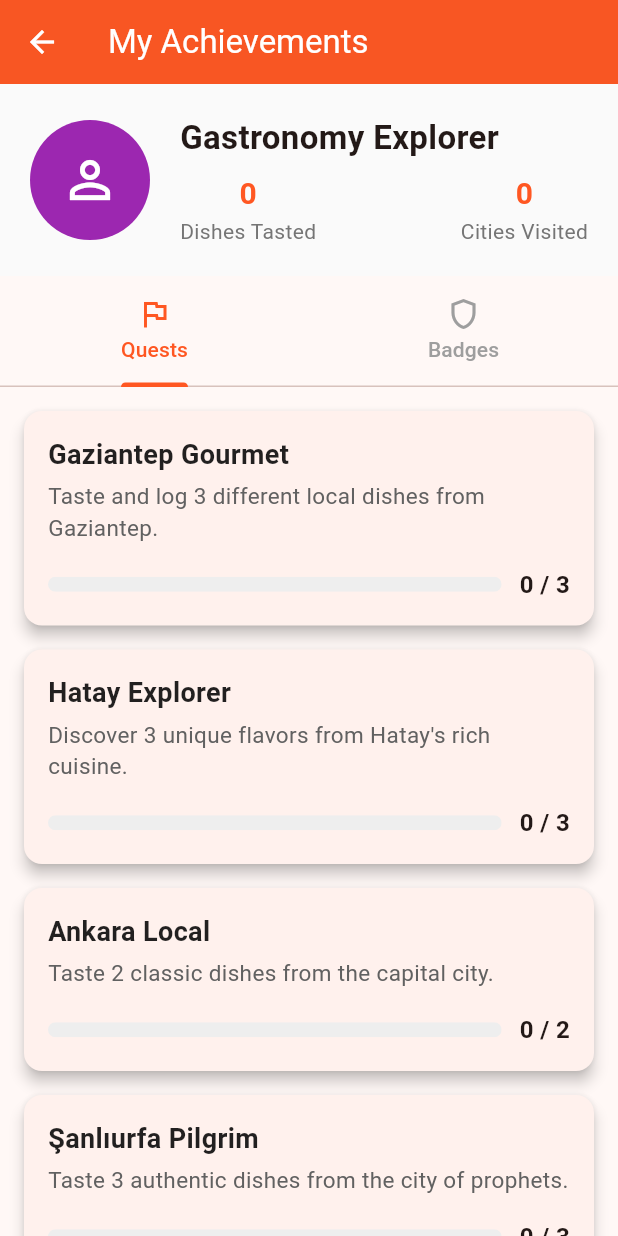
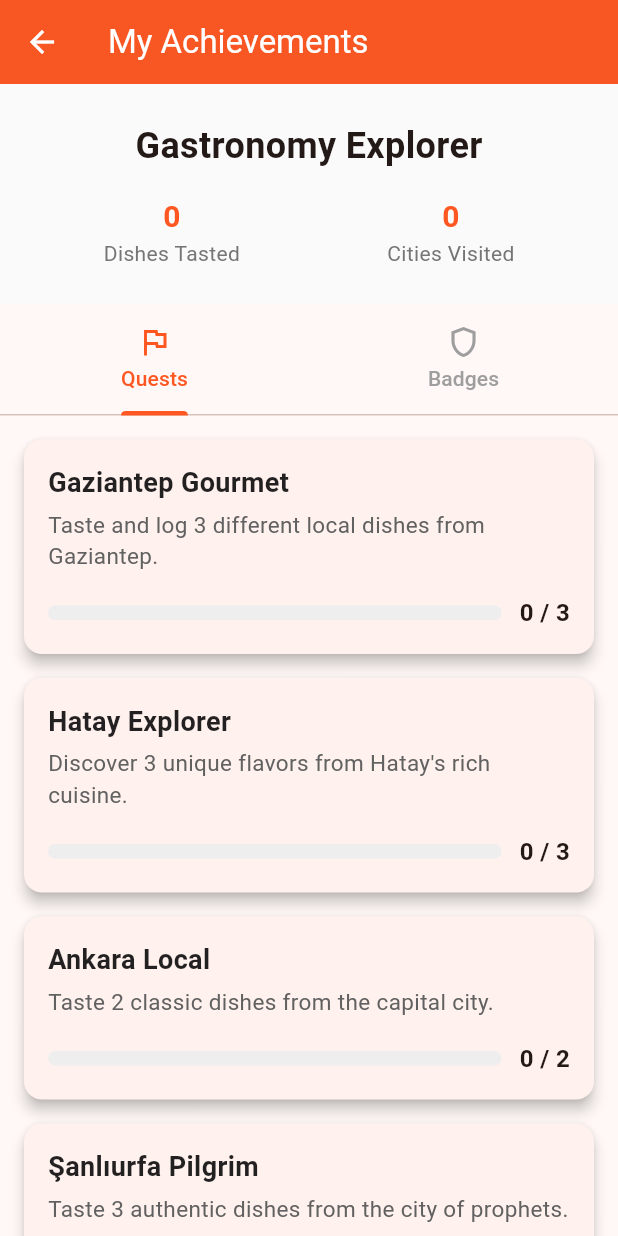
Before and after one commit to Enesb06/Sofra, a Flutter app: the screen it shows after launch, item 3 of the bottom bar chosen, after a tap on "Achievements", on a phone screen of 412 x 824 dp. Run offline on Flutter 3.47's test engine with Material 3 defaults, Android fonts, the phone set to English and light mode, and no system bars; our stand-ins replace audioplayers, cached_network_image, camera, dots_indicator, flutter_dotenv, geolocator and 7 more; missing offline and left inert: google_mlkit_text_recognition, tflite_flutter; accounts and stored records are empty.

Commit message:
buglar fixlendi

```diff
--- a/dishai/lib/main.dart
+++ b/dishai/lib/main.dart
@@ -62,10 +62,19 @@ class DishAI extends StatelessWidget {
         ),
 
         // Seçili chiplerin ve sekmelerin renklerini ayarlıyoruz.
-        chipTheme: ChipThemeData(
-          selectedColor: primaryOrange.withOpacity(0.15),
+       chipTheme: ChipThemeData(
+          // Seçili chip'in arkaplan rengi
+          selectedColor: primaryOrange.withOpacity(0.20),
+          // Seçili chip'in metin ve ikon rengi
+          labelStyle: TextStyle(fontWeight: FontWeight.bold, color: Colors.grey.shade800),
+          secondaryLabelStyle: TextStyle(fontWeight: FontWeight.bold, color: primaryOrange),
+          // Seçili olmayan chip'in arkaplan rengi
+          backgroundColor: Colors.grey.shade100,
+          // Seçili olmayan chip'in kenarlık rengi
+          side: BorderSide(color: Colors.grey.shade300),
+          // Seçili chip'teki tik işareti rengi
           checkmarkColor: primaryOrange,
-          labelStyle: const TextStyle(fontWeight: FontWeight.w500),
+          padding: const EdgeInsets.symmetric(horizontal: 12, vertical: 8),
         ),
         tabBarTheme: TabBarThemeData(
           labelColor: Colors.white,
--- a/dishai/lib/screens/quests_page.dart
+++ b/dishai/lib/screens/quests_page.dart
@@ -104,35 +104,25 @@ class _QuestsPageState extends State<QuestsPage> with TickerProviderStateMixin {
 
    Widget _buildProfileHeader() {
     return Container(
-      padding: const EdgeInsets.all(20.0),
+      width: double.infinity, // Genişliğin tüm alanı kaplamasını sağla
+      padding: const EdgeInsets.symmetric(vertical: 24.0, horizontal: 20.0),
       color: Colors.grey.shade50,
-      child: Row(
-        children: [
-          const CircleAvatar(
-            radius: 40,
-            backgroundColor: Colors.purple,
-            child: Icon(Icons.person_outline, size: 40, color: Colors.white),
-          ),
-          const SizedBox(width: 20),
-          Expanded(
-            child: Column(
-              crossAxisAlignment: CrossAxisAlignment.start,
+      child: Column( // Ana widget'ı Row yerine Column yapıyoruz
+        crossAxisAlignment: CrossAxisAlignment.center, // İçeriği ortala
         children: [
           const Text(
             'Gastronomy Explorer',
-                  style: TextStyle(fontSize: 22, fontWeight: FontWeight.bold),
+            style: TextStyle(fontSize: 24, fontWeight: FontWeight.bold),
           ),
-                const SizedBox(height: 8),
+          const SizedBox(height: 16),
           Row(
-                  mainAxisAlignment: MainAxisAlignment.spaceBetween,
+            // İstatistikleri iki yana yaslamak için MainAxisAlignment.spaceAround kullanıyoruz
+            mainAxisAlignment: MainAxisAlignment.spaceAround,
             children: [
               _StatItem(count: _stats?['totalDishes'] ?? 0, label: 'Dishes Tasted'),
               _StatItem(count: _stats?['citiesVisited'] ?? 0, label: 'Cities Visited'),
             ],
           ),
-              ],
-            ),
-          )
         ],
       ),
     );
@@ -160,6 +150,7 @@ class _QuestsPageState extends State<QuestsPage> with TickerProviderStateMixin {
         crossAxisCount: 3,
         crossAxisSpacing: 16,
         mainAxisSpacing: 16,
+        childAspectRatio: 0.8,
       ),
       itemCount: allBadges.length,
       itemBuilder: (context, index) {
@@ -203,28 +194,28 @@ class _BadgeCard extends StatelessWidget {
       },
       borderRadius: BorderRadius.circular(12),
       child: Column(
-        mainAxisAlignment: MainAxisAlignment.center,
+        // mainAxisAlignment: MainAxisAlignment.center, // Bunu kaldırıyoruz, Expanded yönetecek
         children: [
-          Stack(
+          // Rozet görselinin kaplayacağı alanı esnek hale getiriyoruz.
+          Expanded(
+            flex: 3, // Görsel, metne göre 3 kat daha fazla yer kaplasın
+            child: AspectRatio(
+              aspectRatio: 1.0, // Görselin kendisi kare olsun
+              child: Stack(
                 alignment: Alignment.center,
+                fit: StackFit.expand, // Stack'in içindekiler alanı doldursun
                 children: [
-              // KATMAN 1: Her zaman rozetin kilidi AÇIK ve RENKLİ halini göster.
-              Image.asset(
+                  Padding(
+                    padding: const EdgeInsets.all(4.0), // Kenarlardan hafif boşluk
+                    child: Image.asset(
                       badge.unlockedAssetPath,
-                height: 80,
-                width: 80,
                     ),
-
-              // KATMAN 2: Eğer rozet kilitliyse, üzerine şeffaf bir kilit ikonu koy.
+                  ),
                   if (!isUnlocked)
                     Container(
-                  width: 80,
-                  height: 80,
                       decoration: BoxDecoration(
-                    // Rozetin şekline tam oturması için
                         shape: BoxShape.circle,
-                    // Yarı şeffaf siyah bir katman
-                    color: Colors.black.withOpacity(0.4),
+                        color: Colors.black.withOpacity(0.5),
                       ),
                       child: Icon(
                         Icons.lock,
@@ -234,17 +225,26 @@ class _BadgeCard extends StatelessWidget {
                     ),
                 ],
               ),
-          const SizedBox(height: 8),
-          Text(
+            ),
+          ),
+
+          // Metnin kaplayacağı alanı esnek hale getiriyoruz.
+          Expanded(
+            flex: 2, // Metin, görsele göre 2 kat daha fazla yer kaplasın
+            child: Center(
+              child: Text(
                 badge.title,
                 textAlign: TextAlign.center,
                 maxLines: 2,
                 overflow: TextOverflow.ellipsis,
                 style: TextStyle(
+                  fontSize: 13, // Yazı boyutu hafifçe küçültüldü
                   fontWeight: FontWeight.bold,
-              color: isUnlocked ? Colors.black87 : Colors.grey.shade700, // Kilitli metni biraz daha belirgin yaptık
+                  color: isUnlocked ? Colors.black87 : Colors.grey.shade600,
                 ),
-          )
+              ),
+            ),
+          ),
         ],
       ),
     );
```
Also changed, not shown: dishai/lib/screens/routes_list_page.dart (+24 -0 lines), dishai/assets/images/scenes/scene_1.jpeg, dishai/assets/images/scenes/scene_4.jpeg. Lines whose indentation alone changed are shown as unchanged.
